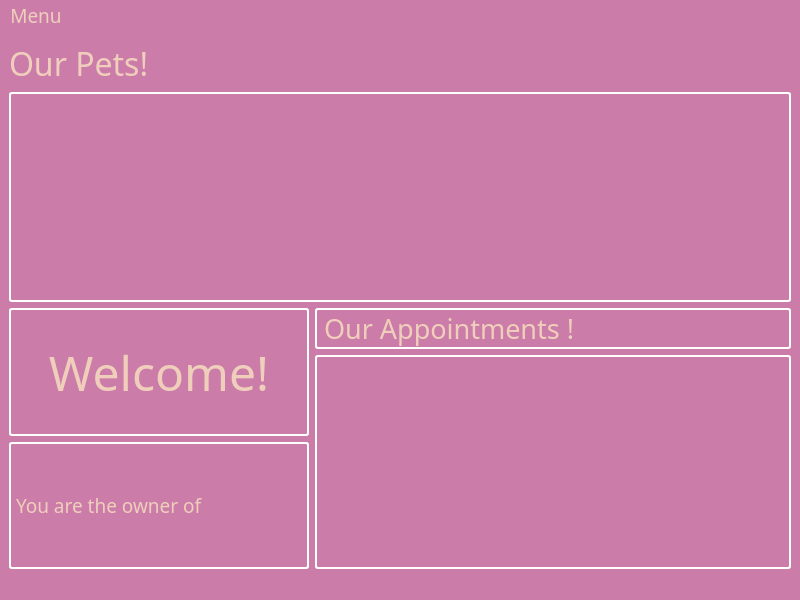
jacksodl23/cs-205-pet-adoption, file breadnbutter/gui/shelterprofile.ui: the form before one commit.
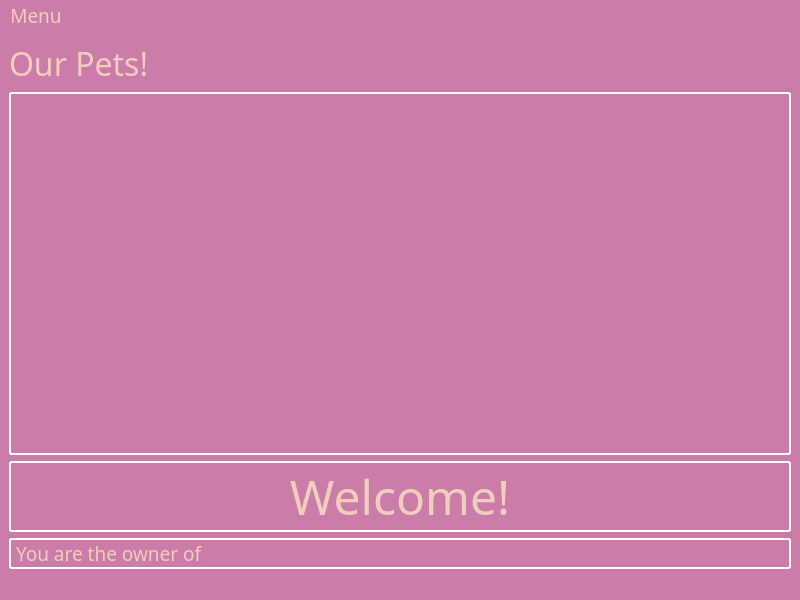
The form after the commit.

Commit message: Removed appointments section of shelter profile

Patch:
```diff
--- a/breadnbutter/gui/shelterprofile.ui
+++ b/breadnbutter/gui/shelterprofile.ui
@@ -524,35 +524,6 @@
         </item>
        </layout>
       </item>
-      <item>
-       <layout class="QVBoxLayout" name="verticalLayout_2">
-        <item>
-         <widget class="QLabel" name="label_2">
-          <property name="font">
-           <font>
-            <family>Dyuthi</family>
-            <pointsize>20</pointsize>
-           </font>
-          </property>
-          <property name="styleSheet">
-           <string notr="true">border: 2px solid  white; 
-     border-radius: 3px;</string>
-          </property>
-          <property name="text">
-           <string>Our Appointments !</string>
-          </property>
-         </widget>
-        </item>
-        <item>
-         <widget class="QTableView" name="tableView_2">
-          <property name="styleSheet">
-           <string notr="true">border: 2px solid  white; 
-     border-radius: 3px;</string>
-          </property>
-         </widget>
-        </item>
-       </layout>
-      </item>
      </layout>
     </item>
    </layout>
```
